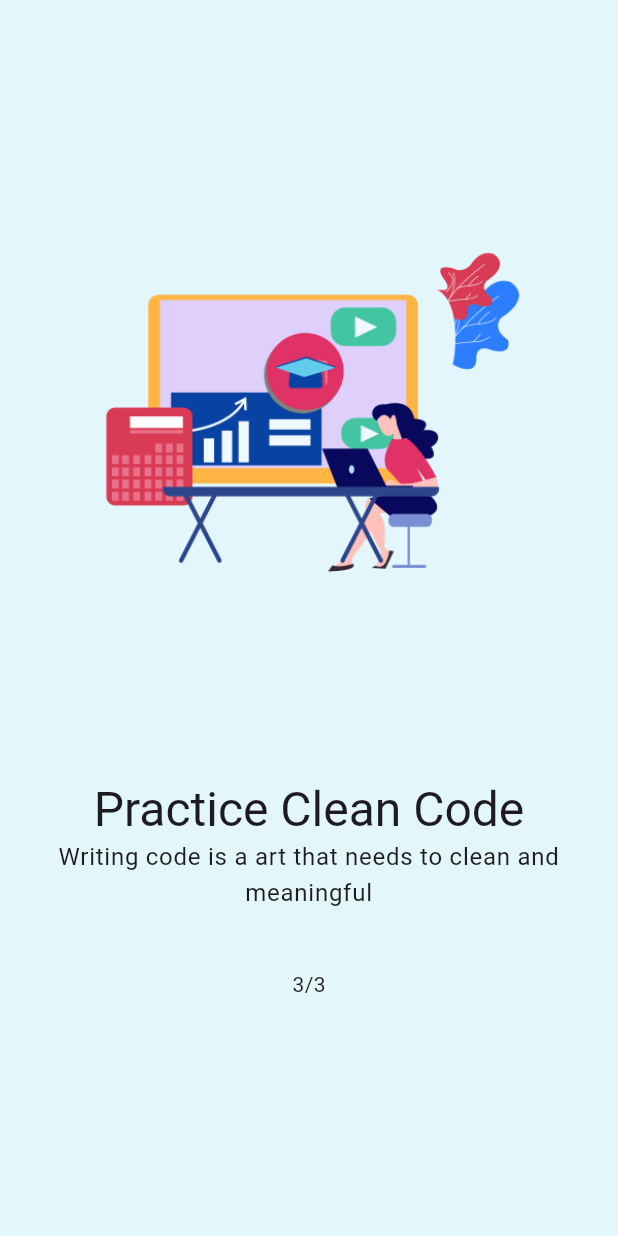
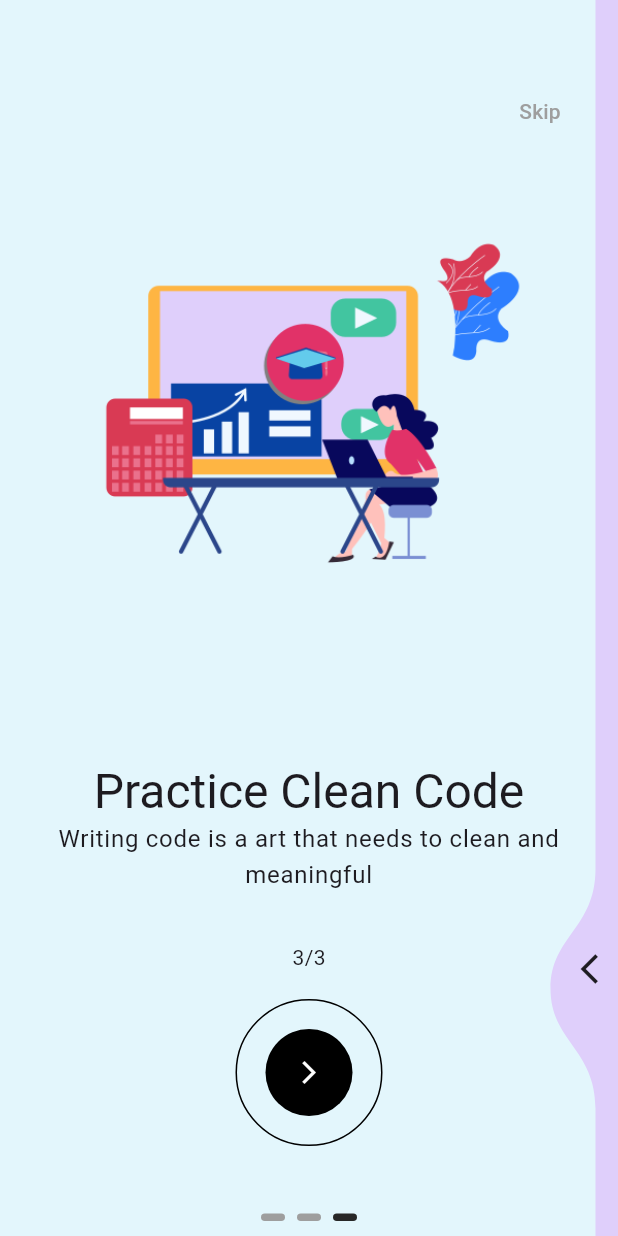
Before and after one commit to zobaer53/flutter_login_template, a Flutter app: the screen it shows after launch, swiped to page 3, on a phone screen of 412 x 824 dp. Run offline on Flutter 3.47's test engine with Material 3 defaults, Android fonts, the light colour scheme and no system bars; drawn by our look-alikes of liquid_swipe, smooth_page_indicator; our stand-ins replace get, google_fonts.

Commit message:
feature -- getx controller onBoarding

```diff
--- a/lib/src/features/authentication/controllers/on_boarding_controller.dart
+++ b/lib/src/features/authentication/controllers/on_boarding_controller.dart
@@ -0,0 +1,55 @@
+import 'package:get/get.dart';
+import 'package:liquid_swipe/PageHelpers/LiquidController.dart';
+
+import '../../../../generated/assets.dart';
+import '../../../constants/text_strings.dart';
+import '../../../utils/theme/colors.dart';
+import '../models/model_on_boarding.dart';
+import '../screens/on_boarding/widget_on_boarding_screen.dart';
+
+class OnBoardingController extends GetxController{
+  RxInt currentPage = 0.obs;
+  final liquidController = LiquidController();
+
+  final pages = [
+    //first screen
+    OnBoardingPageWidget(
+      model: OnBoardingModel(
+        image: Assets.onboardingOnboarding1,
+        title: zOnBoardingTitle1,
+        subTitle: zOnBoardingSubTitle1,
+        counterText: zOnBoardingCournter1,
+        bgColor: zOnBoardingPage1Color,),
+    ),
+
+    //second screen
+    OnBoardingPageWidget(
+      model: OnBoardingModel(
+          image: Assets.onboardingOnboarding2,
+          title: zOnBoardingTitle2,
+          subTitle: zOnBoardingSubTitle2,
+          counterText: zOnBoardingCournter2,
+          bgColor: zOnBoardingPage2Color),
+    ),
+
+    //third screen
+    OnBoardingPageWidget(
+      model: OnBoardingModel(
+          image: Assets.onboardingOnboarding3,
+          title: zOnBoardingTitle3,
+          subTitle: zOnBoardingSubTitle3,
+          counterText: zOnBoardingCournter3,
+          bgColor: zOnBoardingPage3Color),
+    ),
+  ];
+
+  onPageChange(int activePageIndex) {
+    currentPage.value = activePageIndex;
+  }
+  skip() => liquidController.jumpToPage(page:2);
+
+  animateToNextSlide(){
+    int nextPage = liquidController.currentPage + 1;
+    liquidController.animateToPage(page: nextPage);
+  }
+}
--- a/lib/src/features/authentication/controllers/splash_screen_controller.dart
+++ b/lib/src/features/authentication/controllers/splash_screen_controller.dart
@@ -16,7 +16,7 @@ class SplashScreenController extends GetxController {
     await Future.delayed(const Duration(milliseconds: 2000));
     Get.off(
       // Get.off Instead of Get.offAll()
-      () => const OnBoardingScreen(),
+      () =>  OnBoardingScreen(),
       duration: const Duration(milliseconds: 1000), //Transition Time
       transition: Transition.fadeIn, //Screen Switch Transition
     );
--- a/lib/src/features/authentication/models/model_on_boarding.dart
+++ b/lib/src/features/authentication/models/model_on_boarding.dart
@@ -9,7 +9,7 @@ class OnBoardingModel{
   final String subTitle;
   final String counterText;
   final Color bgColor;
-  final double height;
+
 
   OnBoardingModel({
     required this.image,
@@ -17,6 +17,5 @@ class OnBoardingModel{
     required this.subTitle,
     required this.counterText,
     required this.bgColor,
-    required this.height,
 });
 }
--- a/lib/src/features/authentication/screens/on_boarding/on_boarding_screen.dart
+++ b/lib/src/features/authentication/screens/on_boarding/on_boarding_screen.dart
@@ -2,70 +2,74 @@ import 'package:flutter/cupertino.dart';
 import 'package:flutter/material.dart';
 import 'package:flutter_login_app/src/constants/sizes.dart';
 import 'package:flutter_login_app/src/constants/text_strings.dart';
+import 'package:flutter_login_app/src/features/authentication/controllers/on_boarding_controller.dart';
 import 'package:flutter_login_app/src/features/authentication/models/model_on_boarding.dart';
 import 'package:flutter_login_app/src/features/authentication/screens/on_boarding/widget_on_boarding_screen.dart';
 import 'package:flutter_login_app/src/utils/theme/colors.dart';
+import 'package:get/get.dart';
 import 'package:liquid_swipe/liquid_swipe.dart';
+import 'package:smooth_page_indicator/smooth_page_indicator.dart';
 
 import '../../../../../generated/assets.dart';
 
 class OnBoardingScreen extends StatelessWidget {
-  const OnBoardingScreen({super.key});
+  OnBoardingScreen({super.key});
 
   @override
   Widget build(BuildContext context) {
-    final size = MediaQuery.of(context).size; // size of the device screen
+    final controller = OnBoardingController();
+
     return Scaffold(
       body: Stack(
+        alignment: Alignment.center,
         children: [
+          // image and texts
           LiquidSwipe(
-            pages: [
+            onPageChangeCallback: controller.onPageChange,
+            liquidController: controller.liquidController,
+            pages: controller.pages,
+            slideIconWidget: const Icon(Icons.arrow_back_ios),
+            enableSideReveal: true,
+          ),
 
-              //first screen
-              OnBoardingPageWidget(
-                model: OnBoardingModel(
-                  image: Assets.onboardingOnboarding1,
-              title: zOnBoardingTitle1,
-              subTitle: zOnBoardingSubTitle1,
-              counterText: zOnBoardingCournter1,
-              bgColor: zOnBoardingPage1Color,
-              height: size.height
-              ),
-              ),
+          // next button
+          Positioned(
+              bottom: 60,
+              child: OutlinedButton(
+                onPressed: () => controller.animateToNextSlide(),
+                style: ElevatedButton.styleFrom(
+                    foregroundColor: Colors.white,
+                    side: const BorderSide(color: Colors.black),
+                    shape: const CircleBorder(),
+                    padding: const EdgeInsets.all(20)),
+                child: Container(
+                  padding: EdgeInsets.all(20),
+                  decoration:
+                      BoxDecoration(color: zDarkColor, shape: BoxShape.circle),
+                  child: Icon(Icons.arrow_forward_ios),
+                ),
+              )),
 
-              //second screen
-              OnBoardingPageWidget(
-                model: OnBoardingModel(
-                    image: Assets.onboardingOnboarding2,
-                    title: zOnBoardingTitle2,
-                    subTitle: zOnBoardingSubTitle2,
-                    counterText: zOnBoardingCournter2,
-                    bgColor: zOnBoardingPage2Color,
-                    height: size.height
-                ),
-              ),
+          //skip button
+          Positioned(
+              top: 50,
+              right: 20,
+              child: TextButton(
+                child: const Text('Skip', style: TextStyle(color: Colors.grey)),
+                onPressed: () => controller.skip(),
+              )),
 
-              //third screen
-              OnBoardingPageWidget(
-                model: OnBoardingModel(
-                    image: Assets.onboardingOnboarding3,
-                    title: zOnBoardingTitle3,
-                    subTitle: zOnBoardingSubTitle3,
-                    counterText: zOnBoardingCournter3,
-                    bgColor: zOnBoardingPage3Color,
-                    height: size.height
-                ),
-              ),
-
-            ],
-          ),
-          /* Positioned(
-            top: 10,
-            right: 20,
-            child: Text('Skip', style: Theme.of(context).textTheme.displayMedium,)
-        ),
-
-        SizedBox(height: 30,),*/
+          //indicator
+          Obx(
+            () => Positioned(
+                bottom: 10,
+                child: AnimatedSmoothIndicator(
+                  activeIndex: controller.currentPage.value,
+                  count: 3,
+                  effect: const WormEffect(
+                      activeDotColor: Color(0xff272727), dotHeight: 5),
+                )),
+          )
         ],
       ),
     );
--- a/lib/src/features/authentication/screens/on_boarding/widget_on_boarding_screen.dart
+++ b/lib/src/features/authentication/screens/on_boarding/widget_on_boarding_screen.dart
@@ -14,6 +14,8 @@ class OnBoardingPageWidget extends StatelessWidget {
 
   @override
   Widget build(BuildContext context) {
+    final size = MediaQuery.of(context).size; // size of the device screen
+
     return Container(
       padding: const EdgeInsets.all(zDefaultSizes),
       color: model.bgColor,
@@ -29,7 +31,7 @@ class OnBoardingPageWidget extends StatelessWidget {
         children: [
           Image.asset(
             model.image,
-            height: model.height * 0.5,
+            height: size.height * 0.5,
           ), //50% of devices height
 
           /*
@@ -41,8 +43,7 @@ class OnBoardingPageWidget extends StatelessWidget {
             children: [
               Text(
                 model.title,
-                style: Theme.of(context).textTheme.headlineLarge,
-              ),
+                style: Theme.of(context).textTheme.headlineLarge,),
               Text(
                 model.subTitle,
                 style: Theme.of(context).textTheme.bodyLarge,
@@ -52,7 +53,7 @@ class OnBoardingPageWidget extends StatelessWidget {
           ),
           Text(model.counterText),
           SizedBox(
-            height: 50,
+            height: 80,
           )
         ],
       ),
--- a/lib/src/utils/theme/widget_themes/text_theme.dart
+++ b/lib/src/utils/theme/widget_themes/text_theme.dart
@@ -3,11 +3,11 @@ import 'package:google_fonts/google_fonts.dart';
 
 class MyTextTheme {
   static TextTheme lightTextTheme = TextTheme(
-    displayMedium: GoogleFonts.montserrat(color: Colors.black87),
+    displayMedium: GoogleFonts.montserrat(color: Colors.black87,fontWeight: FontWeight.bold),
     titleSmall: GoogleFonts.poppins(color: Colors.deepPurple, fontSize: 24),
   );
   static TextTheme darkTextTheme = TextTheme(
-    displayMedium: GoogleFonts.montserrat(color: Colors.white70),
+    displayMedium: GoogleFonts.montserrat(color: Colors.white70, fontWeight: FontWeight.bold),
     titleSmall: GoogleFonts.poppins(color: Colors.white60, fontSize: 24),
   );
 }
```
